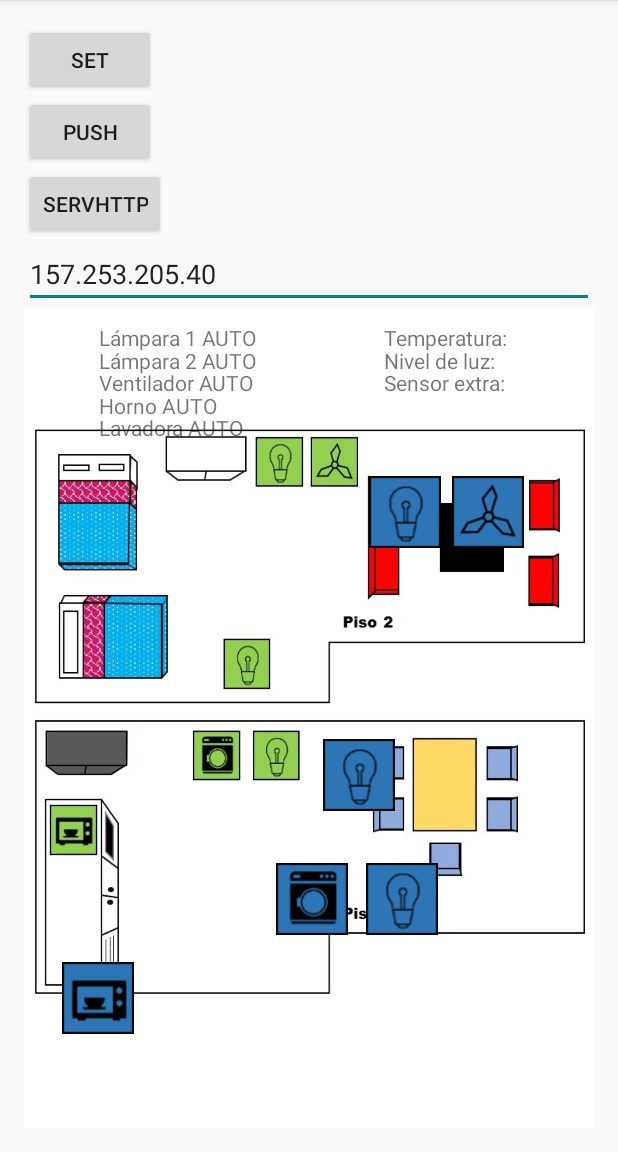
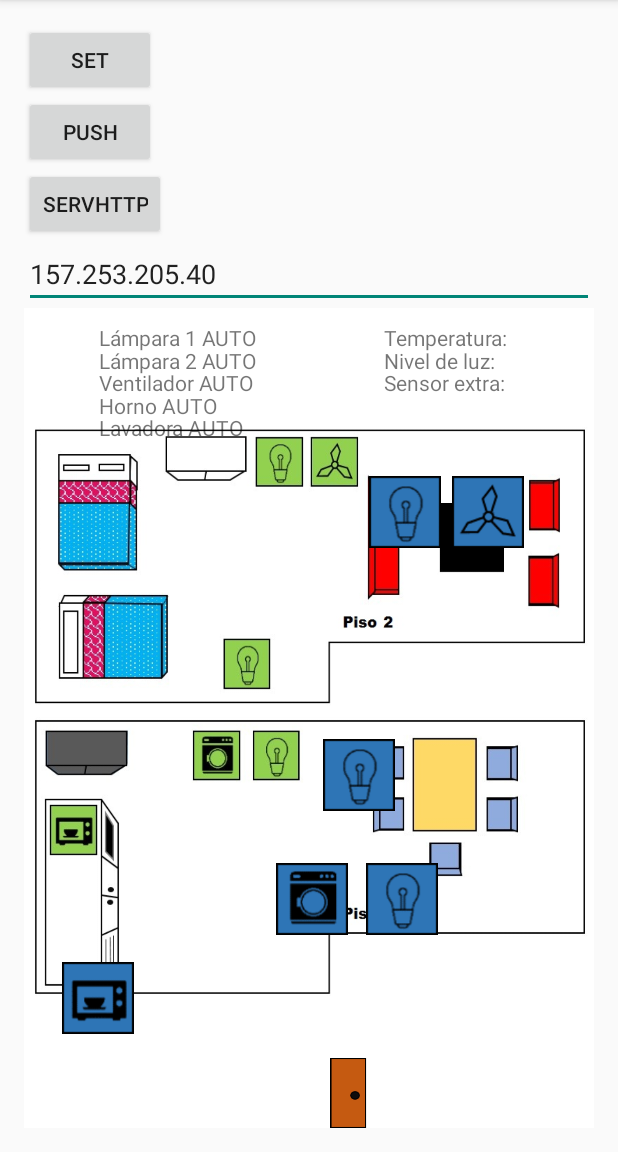
Before and after one commit to jfmolano/PG_client_201610, an Android app: the screen it shows after launch (MainActivity), on a phone screen of 412 x 824 dp, the part 84-1236 px from its top. Run offline under Robolectric (Android 15) with nearby library versions, the phone set to English and light mode, and no system bars.

Commit message:
Puerta incluida
.

```diff
--- a/app/src/main/res/layout/activity_main.xml
+++ b/app/src/main/res/layout/activity_main.xml
@@ -83,6 +83,13 @@
             android:layout_marginLeft="228dp"
             android:background="@drawable/luza"
             android:onClick="op6" />
+        <ImageView
+            android:id="@+id/imgPuerta"
+            android:layout_height="96dp"
+            android:layout_width="96dp"
+            android:layout_marginTop="500dp"
+            android:layout_marginLeft="180dp"
+            android:src="@drawable/puertacerrada" />
         <TextView android:id="@+id/sensorLamp1"
             android:layout_width="wrap_content"
             android:layout_height="wrap_content"
```
Also changed, not shown: app/src/main/java/com/uniandes/jfm/pg20161client/MainActivity.java (+14 -1 lines), app/src/main/res/drawable/puertaabierta.png (added), app/src/main/res/drawable/puertacerrada.png (added).
